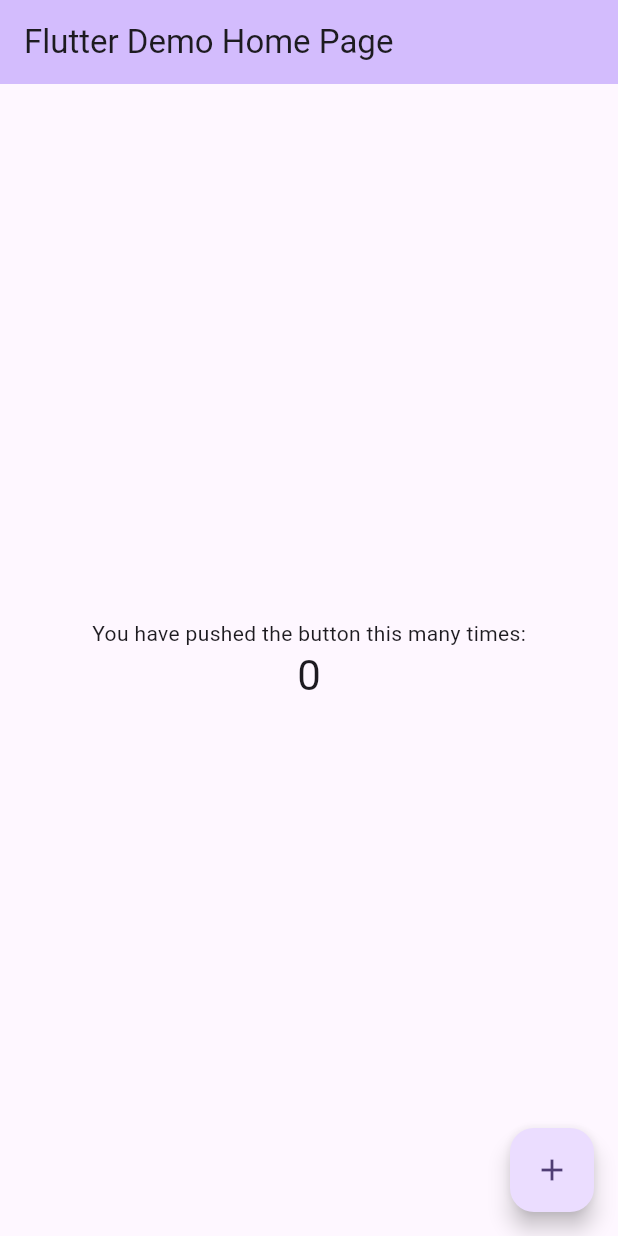
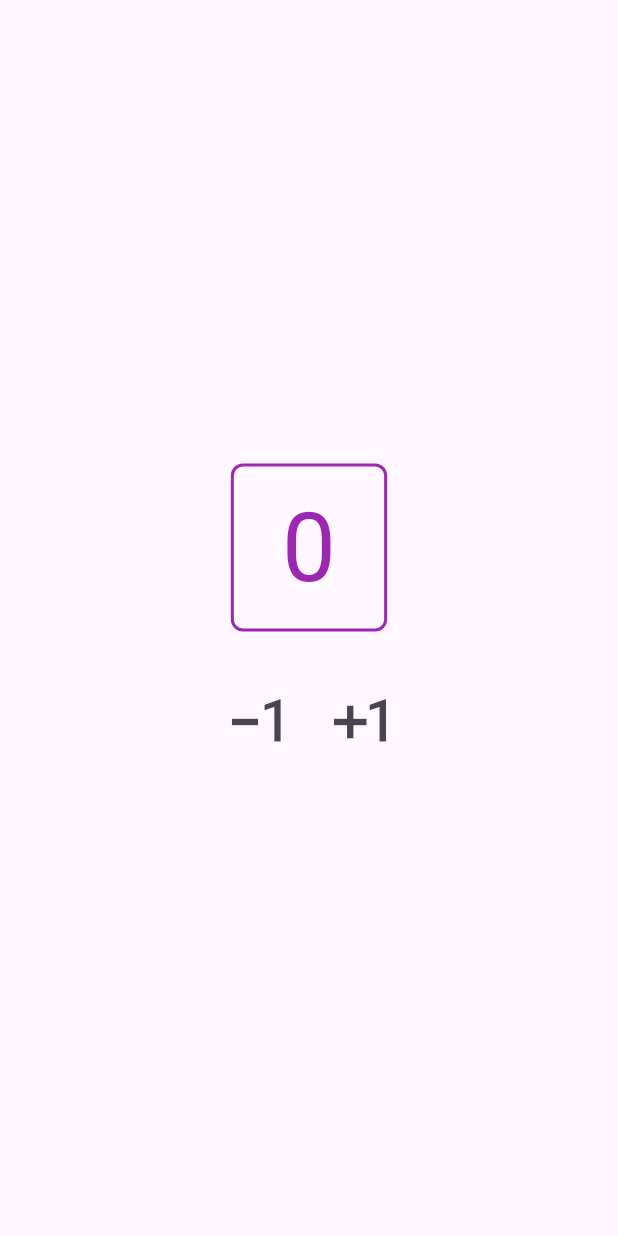
Before and after one commit to iulvimercan/flutter_CounterApp, a Flutter app: the screen it shows after launch, on a phone screen of 412 x 824 dp. Run offline on Flutter 3.47's test engine with Material 3 defaults, Android fonts, the phone set to English and light mode, and no system bars.

Commit message:
buttons and text

```diff
--- /dev/null
+++ b/lib/counter.dart
@@ -0,0 +1,75 @@
+import 'package:flutter/material.dart';
+
+class Counter extends StatefulWidget {
+  const Counter({super.key});
+
+  @override
+  State createState() {
+    return _CounterState();
+  }
+}
+
+class _CounterState extends State<Counter> {
+
+  var _counter = 0;
+
+  void decrement() {
+    setState(() {
+      _counter--;
+    });
+  }
+
+  void increment() {
+    setState(() {
+      _counter++;
+    });
+  }
+
+  @override
+  Widget build(BuildContext context) {
+    return Column(
+      mainAxisSize: MainAxisSize.min,
+      children: [
+        Container(
+          // make the horizontal padding quadrant as large as the vertical padding
+          padding: const EdgeInsets.symmetric(horizontal: 32, vertical: 8),
+          decoration: BoxDecoration(
+            borderRadius: BorderRadius.circular(8),
+            border: Border.all(
+              color: Colors.purple,
+              width: 2,
+            ),
+          ),
+          child: Text(
+            '$_counter',
+            style: const TextStyle(
+              fontSize: 64,
+              color: Colors.purple,
+            ),
+          ),
+        ),
+        const SizedBox(height: 26),
+        Row(
+          mainAxisAlignment: MainAxisAlignment.center,
+          children: [
+            IconButton(
+                onPressed: decrement,
+                icon: const Icon(
+                  size: 52,
+                  IconData(0xf038, fontFamily: 'MaterialIcons'),
+                )
+            ),
+            IconButton(
+                onPressed: increment,
+                icon: const Icon(
+                  size: 52,
+                  IconData(0xf03b, fontFamily: 'MaterialIcons'),
+                )
+            ),
+          ]
+        ),
+      ],
+    );
+  }
+
+}
--- a/lib/main.dart
+++ b/lib/main.dart
@@ -1,125 +1,14 @@
 import 'package:flutter/material.dart';
+import 'package:counter_app/counter.dart';
 
 void main() {
-  runApp(const MyApp());
-}
-
-class MyApp extends StatelessWidget {
-  const MyApp({super.key});
-
-  // This widget is the root of your application.
-  @override
-  Widget build(BuildContext context) {
-    return MaterialApp(
-      title: 'Flutter Demo',
-      theme: ThemeData(
-        // This is the theme of your application.
-        //
-        // TRY THIS: Try running your application with "flutter run". You'll see
-        // the application has a purple toolbar. Then, without quitting the app,
-        // try changing the seedColor in the colorScheme below to Colors.green
-        // and then invoke "hot reload" (save your changes or press the "hot
-        // reload" button in a Flutter-supported IDE, or press "r" if you used
-        // the command line to start the app).
-        //
-        // Notice that the counter didn't reset back to zero; the application
-        // state is not lost during the reload. To reset the state, use hot
-        // restart instead.
-        //
-        // This works for code too, not just values: Most code changes can be
-        // tested with just a hot reload.
-        colorScheme: ColorScheme.fromSeed(seedColor: Colors.deepPurple),
-        useMaterial3: true,
-      ),
-      home: const MyHomePage(title: 'Flutter Demo Home Page'),
-    );
-  }
-}
-
-class MyHomePage extends StatefulWidget {
-  const MyHomePage({super.key, required this.title});
-
-  // This widget is the home page of your application. It is stateful, meaning
-  // that it has a State object (defined below) that contains fields that affect
-  // how it looks.
-
-  // This class is the configuration for the state. It holds the values (in this
-  // case the title) provided by the parent (in this case the App widget) and
-  // used by the build method of the State. Fields in a Widget subclass are
-  // always marked "final".
-
-  final String title;
-
-  @override
-  State<MyHomePage> createState() => _MyHomePageState();
-}
-
-class _MyHomePageState extends State<MyHomePage> {
-  int _counter = 0;
-
-  void _incrementCounter() {
-    setState(() {
-      // This call to setState tells the Flutter framework that something has
-      // changed in this State, which causes it to rerun the build method below
-      // so that the display can reflect the updated values. If we changed
-      // _counter without calling setState(), then the build method would not be
-      // called again, and so nothing would appear to happen.
-      _counter++;
-    });
-  }
-
-  @override
-  Widget build(BuildContext context) {
-    // This method is rerun every time setState is called, for instance as done
-    // by the _incrementCounter method above.
-    //
-    // The Flutter framework has been optimized to make rerunning build methods
-    // fast, so that you can just rebuild anything that needs updating rather
-    // than having to individually change instances of widgets.
-    return Scaffold(
-      appBar: AppBar(
-        // TRY THIS: Try changing the color here to a specific color (to
-        // Colors.amber, perhaps?) and trigger a hot reload to see the AppBar
-        // change color while the other colors stay the same.
-        backgroundColor: Theme.of(context).colorScheme.inversePrimary,
-        // Here we take the value from the MyHomePage object that was created by
-        // the App.build method, and use it to set our appbar title.
-        title: Text(widget.title),
-      ),
-      body: Center(
-        // Center is a layout widget. It takes a single child and positions it
-        // in the middle of the parent.
-        child: Column(
-          // Column is also a layout widget. It takes a list of children and
-          // arranges them vertically. By default, it sizes itself to fit its
-          // children horizontally, and tries to be as tall as its parent.
-          //
-          // Column has various properties to control how it sizes itself and
-          // how it positions its children. Here we use mainAxisAlignment to
-          // center the children vertically; the main axis here is the vertical
-          // axis because Columns are vertical (the cross axis would be
-          // horizontal).
-          //
-          // TRY THIS: Invoke "debug painting" (choose the "Toggle Debug Paint"
-          // action in the IDE, or press "p" in the console), to see the
-          // wireframe for each widget.
-          mainAxisAlignment: MainAxisAlignment.center,
-          children: <Widget>[
-            const Text(
-              'You have pushed the button this many times:',
-            ),
-            Text(
-              '$_counter',
-              style: Theme.of(context).textTheme.headlineMedium,
-            ),
-          ],
+  runApp(
+      const MaterialApp(
+        home: Scaffold(
+          body: Center(
+            child: Counter(),
+          ),
         ),
       ),
-      floatingActionButton: FloatingActionButton(
-        onPressed: _incrementCounter,
-        tooltip: 'Increment',
-        child: const Icon(Icons.add),
-      ), // This trailing comma makes auto-formatting nicer for build methods.
-    );
-  }
+  );
 }
```
